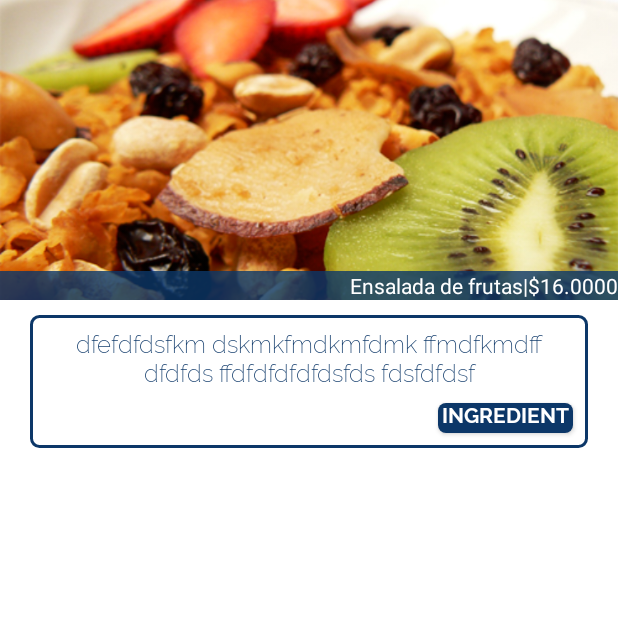
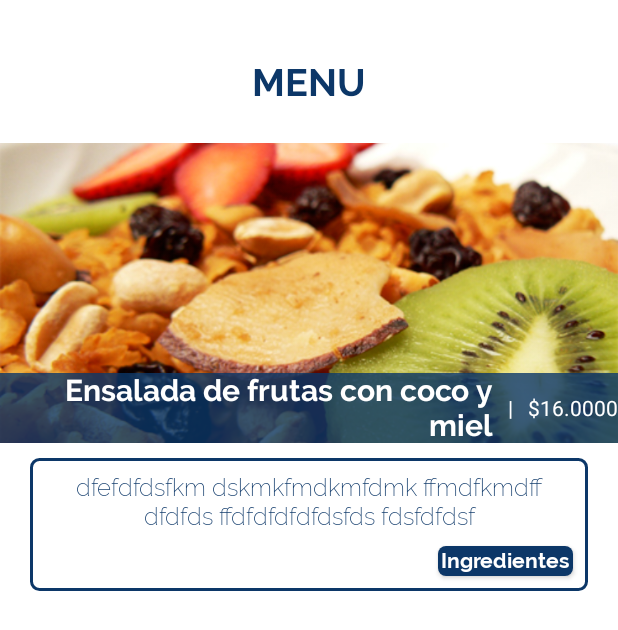
Before and after one commit to manuelkrtc/Chefzin-Android, an Android app: the layout row_main.xml on its own in the app's theme, with its tools: preview values and no code run, on a phone screen of 412 x 824 dp. Shown: the top 630 px of the screen. Run offline under Robolectric (Android 15) with nearby library versions, the light colour scheme and no system bars.

Commit message:
viewProduct 3/4

```diff
--- a/app/src/main/java/com/future333/chefzin/FragmentMain.java
+++ b/app/src/main/java/com/future333/chefzin/FragmentMain.java
@@ -35,6 +35,7 @@ public class FragmentMain extends Fragment {
         products.add(new Product("Papas", 500, R.drawable.img_dinner, "So la papas mas ricas del mercado con slasa rosa y aji"));
         products.add(new Product("Limonada", 9500, R.drawable.img_lunch, "So la papas mas ricas del mercado con slasa rosa y aji  ad4mas de una suculemta limosna con carast esperciales de diferente tipṕ"));
         products.add(new Product("Torta Banano", 98000, R.drawable.img_breakfast, "So la papas mas ricas del mercado con slasa rosa y aji  ad4mas de una suculemta limosna con carast esperciales de diferente tipṕ y abana del alpes suizos comelona natuarl e indigesta segura. topor por tan como lo es"));
+        products.add(new Product("Mango biche", 808000, R.drawable.img_breakfast, "So la papas mas ricas del mercado con slasa rosa y aji  ad4mas de una suculemta limosna con carast esperciales de diferente tipṕ y abana del alpes suizos comelona natuarl e indigesta segura. topor por tan como lo es, So la papas mas ricas del mercado con slasa rosa y aji  ad4mas de una suculemta limosna con carast esperciales de diferente tipṕ y abana del alpes suizos comelona natuarl e indigesta segura. topor por tan como lo es"));
 
         initSlider(products);
 
--- a/app/src/main/res/layout/fragment_main.xml
+++ b/app/src/main/res/layout/fragment_main.xml
@@ -8,13 +8,6 @@
     xmlns:custom  = "http://schemas.android.com/apk/res-auto"
     xmlns:android="http://schemas.android.com/apk/res/android"
     >
-
-    <com.future333.chefzin.view.FontTextView
-        style="@style/title"
-        android:id="@+id/tvChefs"
-        android:layout_centerHorizontal="true"
-        android:text="MENU"
-        />
 
     <com.daimajia.slider.library.SliderLayout
         android:id="@+id/slider"
--- a/app/src/main/res/layout/row_main.xml
+++ b/app/src/main/res/layout/row_main.xml
@@ -12,7 +12,15 @@
     <LinearLayout
         android:layout_width="match_parent"
         android:layout_height="match_parent"
-        android:orientation="vertical">
+        android:orientation="vertical"
+        android:gravity="center">
+
+        <com.future333.chefzin.view.FontTextView
+            style="@style/title"
+            android:id="@+id/tvChefs"
+            android:layout_centerHorizontal="true"
+            android:text="MENU"
+            />
 
         <RelativeLayout
             android:layout_width="wrap_content"
@@ -37,14 +45,22 @@
 
                 <com.future333.chefzin.view.FontTextView
                     android:id="@+id/tvNameProduct"
-                    android:layout_width="wrap_content"
+                    android:layout_width="0dp"
+                    android:layout_weight="1"
                     android:layout_height="wrap_content"
-                    android:text="Ensalada de frutas"
-                    android:textColor="@color/white"/>
+                    android:layout_marginRight="@dimen/margin_s"
+                    android:text="Ensalada de frutas con coco y miel"
+                    android:textColor="@color/white"
+                    custom:fontName="raleway_bold.ttf"
+                    android:textSize="@dimen/sizeText_xxx"
+                    android:gravity="right"
+                    />
 
                 <com.future333.chefzin.view.FontTextView
                     android:layout_width="wrap_content"
                     android:layout_height="wrap_content"
+                    android:layout_marginRight="@dimen/margin_s"
+                    android:layout_gravity="center_vertical"
                     android:text="|"
                     android:textColor="@color/white"/>
 
@@ -52,6 +68,7 @@
                     android:id="@+id/tvPriceProduct"
                     android:layout_width="wrap_content"
                     android:layout_height="wrap_content"
+                    android:layout_gravity="center_vertical"
                     android:text="$16.0000"
                     android:textColor="@color/white"
                     />
@@ -85,6 +102,7 @@
                 android:layout_marginBottom="@dimen/margin_s"
                 android:layout_gravity="right"
                 android:layout_marginRight="@dimen/margin_s"
+                android:textAllCaps="false"
                 />
 
         </LinearLayout>
@@ -94,5 +112,4 @@
 
 
 
-
 </ScrollView>
--- a/app/src/main/res/values/colors.xml
+++ b/app/src/main/res/values/colors.xml
@@ -12,7 +12,7 @@
     <color name="black">#FF000000</color>
 
     <color name="green">#FF708627</color>
-    <color name="greenLight">#95b336</color>
+    <color name="greenLight">#88a32f</color>
     <color name="greenDark">#354013</color>
 
     <color name="grey">#FF7C7C7C</color>
```
